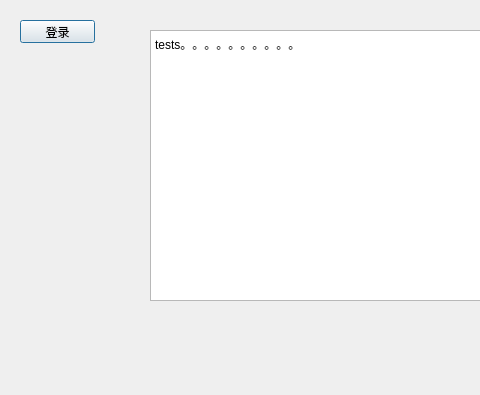
Qt form test_qt/dialog.ui (18786262315/python_lx) before a commit; both pictures show x 0 to 480 and y 0 to 395 of the 1000 by 395 pixel window.
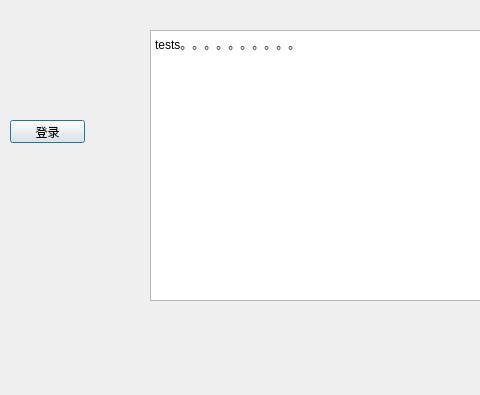
The same form after that commit.

Diff of the .ui file:
```diff
--- a/test_qt/dialog.ui
+++ b/test_qt/dialog.ui
@@ -16,8 +16,8 @@
   <widget class="QPushButton" name="pushButton">
    <property name="geometry">
     <rect>
-     <x>20</x>
-     <y>20</y>
+     <x>10</x>
+     <y>120</y>
      <width>75</width>
      <height>23</height>
     </rect>
```
Left out of the diff: 19 changed lines with no effect on the pictures.
